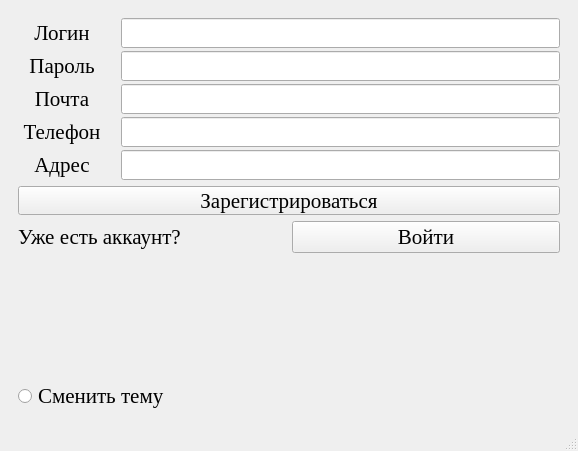
Above: MyApplication/mainwindow.ui from Prazdnic-Moscow/chat before the change. Below: the same form after it.
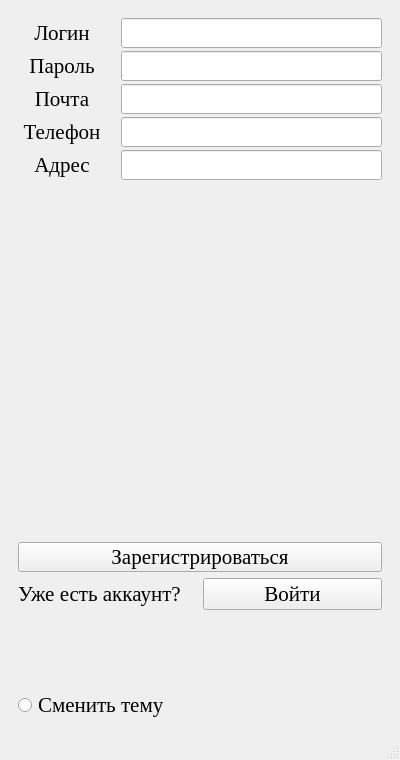
That is the form after the change.

Patch:
```diff
--- a/MyApplication/mainwindow.ui
+++ b/MyApplication/mainwindow.ui
@@ -6,10 +6,16 @@
    <rect>
     <x>0</x>
     <y>0</y>
-    <width>578</width>
-    <height>451</height>
+    <width>400</width>
+    <height>760</height>
    </rect>
   </property>
+  <property name="minimumSize">
+   <size>
+    <width>400</width>
+    <height>0</height>
+   </size>
+  </property>
   <property name="windowTitle">
    <string>MainWindow</string>
   </property>
@@ -370,6 +376,31 @@
              </item>
             </layout>
            </item>
+           <item>
+            <widget class="QLabel" name="catLabel">
+             <property name="minimumSize">
+              <size>
+               <width>350</width>
+               <height>350</height>
+              </size>
+             </property>
+             <property name="text">
+              <string/>
+             </property>
+             <property name="scaledContents">
+              <bool>true</bool>
+             </property>
+             <property name="alignment">
+              <set>Qt::AlignmentFlag::AlignCenter</set>
+             </property>
+             <property name="wordWrap">
+              <bool>false</bool>
+             </property>
+             <property name="openExternalLinks">
+              <bool>false</bool>
+             </property>
+            </widget>
+           </item>
            <item>
             <widget class="QPushButton" name="pushButton">
              <property name="minimumSize">
@@ -437,10 +468,13 @@
          <property name="orientation">
           <enum>Qt::Orientation::Vertical</enum>
          </property>
+           <property name="sizeType">
+            <enum>QSizePolicy::Policy::MinimumExpanding</enum>
+           </property>
          <property name="sizeHint" stdset="0">
           <size>
            <width>20</width>
-           <height>346</height>
+             <height>40</height>
           </size>
          </property>
         </spacer>
```
Left out of the diff: 6 changed lines with no effect on the pictures. Lines whose indentation alone changed are shown as unchanged.
